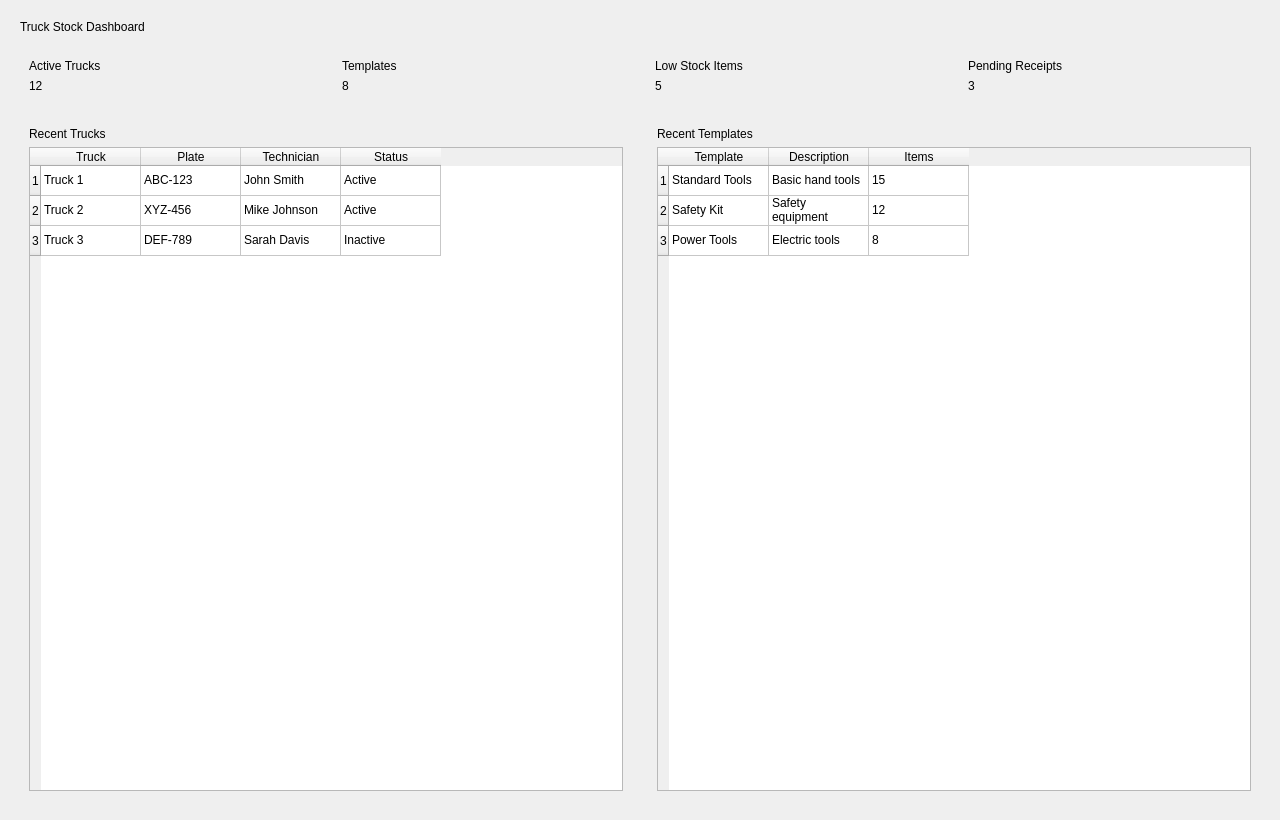
Felipeact/InventoryQtApp, file InventoryQtApp/TruckStockDashboardPage.ui: the form before one commit.
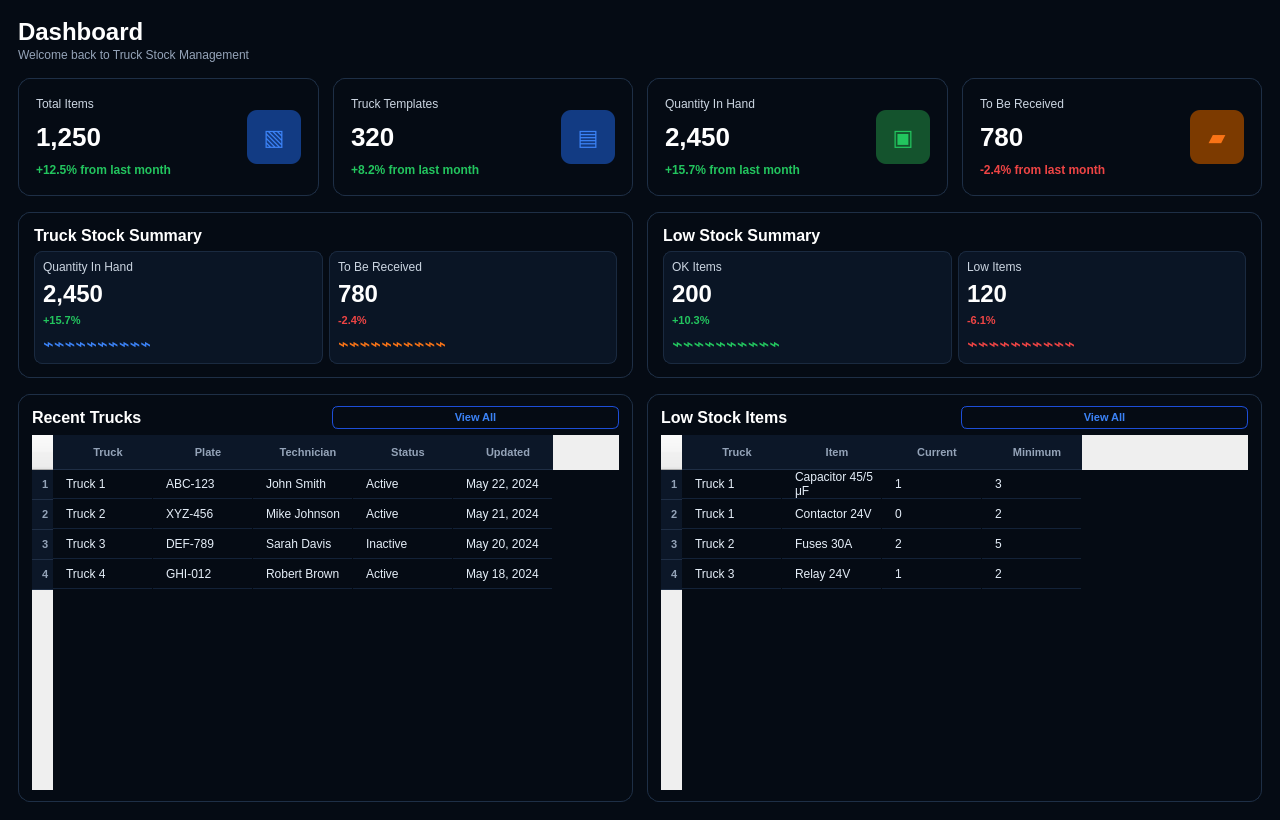
The form after the commit.

What changed in the file:
```diff
--- a/InventoryQtApp/TruckStockDashboardPage.ui
+++ b/InventoryQtApp/TruckStockDashboardPage.ui
@@ -1,466 +1,575 @@
 <?xml version="1.0" encoding="UTF-8"?>
 <ui version="4.0">
-	<class>TruckStockDashboardPageClass</class>
+ <class>TruckStockDashboardPageClass</class>
+ <widget class="QWidget" name="TruckStockDashboardPageClass">
+  <property name="geometry">
+   <rect>
+    <x>0</x>
+    <y>0</y>
+    <width>1280</width>
+    <height>820</height>
+   </rect>
+  </property>
+  <property name="windowTitle">
+   <string>Truck Stock Dashboard</string>
+  </property>
+  <property name="styleSheet">
+   <string notr="true">
+QWidget#TruckStockDashboardPageClass {
+    background-color: #050B14;
+    color: #FFFFFF;
+    font-family: "Segoe UI";
+}
 
-	<widget class="QWidget" name="TruckStockDashboardPageClass">
+QLabel {
+    background: transparent;
+    color: #FFFFFF;
+}
 
-		<property name="geometry">
-			<rect>
-				<x>0</x>
-				<y>0</y>
-				<width>1280</width>
-				<height>820</height>
-			</rect>
-		</property>
+QLabel#pageTitle {
+    font-size: 24px;
+    font-weight: 800;
+}
 
-		<property name="windowTitle">
-			<string>Truck Stock Dashboard</string>
-		</property>
+QLabel#subtitleLabel {
+    font-size: 12px;
+    color: #94A3B8;
+}
 
-		<layout class="QVBoxLayout" name="rootLayout">
+QWidget#metricCard1,
+QWidget#metricCard2,
+QWidget#metricCard3,
+QWidget#metricCard4,
+QWidget#itemSummaryCard,
+QWidget#assetSummaryCard,
+QWidget#recentItemsCard,
+QWidget#lowStockCard {
+    background: qlineargradient(
+        x1:0, y1:0, x2:1, y2:1,
+        stop:0 #0B1626,
+        stop:1 #091322
+    );
+    border: 1px solid #1E2F46;
+    border-radius: 12px;
+}
 
-			<property name="leftMargin">
-				<number>20</number>
-			</property>
+QLabel#metricTitle1,
+QLabel#metricTitle2,
+QLabel#metricTitle3,
+QLabel#metricTitle4 {
+    font-size: 12px;
+    color: #CBD5E1;
+}
 
-			<property name="topMargin">
-				<number>20</number>
-			</property>
+QLabel#metricValue1,
+QLabel#metricValue2,
+QLabel#metricValue3,
+QLabel#metricValue4 {
+    font-size: 26px;
+    font-weight: 800;
+    color: #FFFFFF;
+}
 
-			<property name="rightMargin">
-				<number>20</number>
-			</property>
+QLabel#positiveLabel1,
+QLabel#positiveLabel2,
+QLabel#positiveLabel3 {
+    font-size: 12px;
+    color: #22C55E;
+    font-weight: 700;
+}
 
-			<property name="bottomMargin">
-				<number>20</number>
-			</property>
+QLabel#negativeLabel1 {
+    font-size: 12px;
+    color: #EF4444;
+    font-weight: 700;
+}
 
-			<property name="spacing">
-				<number>16</number>
-			</property>
+QLabel#cardTitle1,
+QLabel#cardTitle2,
+QLabel#cardTitle3,
+QLabel#cardTitle4 {
+    font-size: 16px;
+    font-weight: 800;
+}
 
-			<!-- TITLE -->
+QPushButton#viewAllItemsButton,
+QPushButton#viewAllLowStockButton {
+    background: transparent;
+    border: 1px solid #1D4ED8;
+    border-radius: 6px;
+    color: #3B82F6;
+    padding: 4px 10px;
+    font-size: 11px;
+    font-weight: 600;
+}
 
-			<item>
+QPushButton#viewAllItemsButton:hover,
+QPushButton#viewAllLowStockButton:hover {
+    background-color: #102A5C;
+}
 
-				<layout class="QHBoxLayout" name="titleLayout">
+QTableWidget {
+    background-color: transparent;
+    border: none;
+    color: #E5EEF8;
+    gridline-color: transparent;
+    outline: none;
+    font-size: 12px;
+}
 
-					<item>
-						<widget class="QLabel" name="pageTitle">
-							<property name="text">
-								<string>Truck Stock Dashboard</string>
-							</property>
-						</widget>
-					</item>
+QHeaderView::section {
+    background-color: #0C1728;
+    color: #94A3B8;
+    border: none;
+    border-bottom: 1px solid #1F2E45;
+    padding-left: 10px;
+    height: 34px;
+    font-size: 11px;
+    font-weight: 700;
+}
 
-					<item>
-						<spacer name="titleSpacer">
-							<property name="orientation">
-								<enum>Qt::Horizontal</enum>
-							</property>
-						</spacer>
-					</item>
+QTableWidget::item {
+    border-bottom: 1px solid #132238;
+    padding-left: 10px;
+    height: 34px;
+}
 
-				</layout>
+QTableWidget::item:selected {
+    background-color: #132238;
+}
 
-			</item>
+QWidget#blueIconBox,
+QWidget#blueIconBox2 {
+    background-color: #123B83;
+    border-radius: 10px;
+}
 
-			<!-- METRICS -->
+QWidget#greenIconBox {
+    background-color: #14532D;
+    border-radius: 10px;
+}
 
-			<item>
+QWidget#orangeIconBox {
+    background-color: #7C3A00;
+    border-radius: 10px;
+}
 
-				<layout class="QHBoxLayout" name="metricsLayout">
+QLabel#blueIconLabel,
+QLabel#blueIconLabel2,
+QLabel#greenIconLabel,
+QLabel#orangeIconLabel {
+    font-size: 22px;
+    font-weight: 800;
+}
 
-					<property name="spacing">
-						<number>12</number>
-					</property>
+QLabel#blueIconLabel,
+QLabel#blueIconLabel2 {
+    color: #3B82F6;
+}
 
-					<!-- CARD 1 -->
+QLabel#greenIconLabel {
+    color: #22C55E;
+}
 
-					<item>
+QLabel#orangeIconLabel {
+    color: #F97316;
+}
 
-						<widget class="QWidget" name="metricCard1">
+QWidget#miniSummaryBox1,
+QWidget#miniSummaryBox2,
+QWidget#miniSummaryBox3,
+QWidget#miniSummaryBox4 {
+    background-color: #0A1525;
+    border: 1px solid #1A2A40;
+    border-radius: 8px;
+}
 
-							<layout class="QVBoxLayout" name="metricCardLayout1">
+QLabel#summarySmallLabel1,
+QLabel#summarySmallLabel2,
+QLabel#summarySmallLabel3,
+QLabel#summarySmallLabel4 {
+    color: #CBD5E1;
+    font-size: 12px;
+}
 
-								<item>
-									<widget class="QLabel" name="metricLabel1">
-										<property name="text">
-											<string>Active Trucks</string>
-										</property>
-									</widget>
-								</item>
+QLabel#summaryValue1,
+QLabel#summaryValue2,
+QLabel#summaryValue3,
+QLabel#summaryValue4 {
+    color: #FFFFFF;
+    font-size: 24px;
+    font-weight: 800;
+}
 
-								<item>
-									<widget class="QLabel" name="metricValue1">
-										<property name="text">
-											<string>12</string>
-										</property>
-									</widget>
-								</item>
+QLabel#summaryPositive1,
+QLabel#summaryPositive2 {
+    color: #22C55E;
+    font-size: 11px;
+    font-weight: 700;
+}
 
-							</layout>
+QLabel#summaryNegative1,
+QLabel#summaryNegative2 {
+    color: #EF4444;
+    font-size: 11px;
+    font-weight: 700;
+}
 
-						</widget>
+QLabel#blueSparkline,
+QLabel#orangeSparkline,
+QLabel#greenSparkline,
+QLabel#redSparkline {
+    font-size: 18px;
+    font-weight: 700;
+}
 
-					</item>
+QLabel#blueSparkline {
+    color: #3B82F6;
+}
 
-					<!-- CARD 2 -->
+QLabel#orangeSparkline {
+    color: #F97316;
+}
 
-					<item>
+QLabel#greenSparkline {
+    color: #22C55E;
+}
 
-						<widget class="QWidget" name="metricCard2">
+QLabel#redSparkline {
+    color: #EF4444;
+}
+   </string>
+  </property>
 
-							<layout class="QVBoxLayout" name="metricCardLayout2">
+  <layout class="QVBoxLayout" name="rootLayout">
+   <property name="leftMargin"><number>18</number></property>
+   <property name="topMargin"><number>18</number></property>
+   <property name="rightMargin"><number>18</number></property>
+   <property name="bottomMargin"><number>18</number></property>
+   <property name="spacing"><number>16</number></property>
 
-								<item>
-									<widget class="QLabel" name="metricLabel2">
-										<property name="text">
-											<string>Templates</string>
-										</property>
-									</widget>
-								</item>
+   <item>
+    <layout class="QVBoxLayout" name="titleLayout">
+     <property name="spacing"><number>2</number></property>
+     <item>
+      <widget class="QLabel" name="pageTitle">
+       <property name="text"><string>Dashboard</string></property>
+      </widget>
+     </item>
+     <item>
+      <widget class="QLabel" name="subtitleLabel">
+       <property name="text"><string>Welcome back to Truck Stock Management</string></property>
+      </widget>
+     </item>
+    </layout>
+   </item>
 
-								<item>
-									<widget class="QLabel" name="metricValue2">
-										<property name="text">
-											<string>8</string>
-										</property>
-									</widget>
-								</item>
+   <item>
+    <layout class="QHBoxLayout" name="metricsLayout">
+     <property name="spacing"><number>14</number></property>
 
-							</layout>
+     <item>
+      <widget class="QWidget" name="metricCard1" native="true">
+       <property name="minimumSize"><size><width>0</width><height>118</height></size></property>
+       <layout class="QHBoxLayout" name="metricCardLayout1">
+        <property name="leftMargin"><number>18</number></property>
+        <property name="topMargin"><number>14</number></property>
+        <property name="rightMargin"><number>18</number></property>
+        <property name="bottomMargin"><number>14</number></property>
+        <item>
+         <layout class="QVBoxLayout" name="metricTextLayout1">
+          <item><widget class="QLabel" name="metricTitle1"><property name="text"><string>Total Items</string></property></widget></item>
+          <item><widget class="QLabel" name="metricValue1"><property name="text"><string>1,250</string></property></widget></item>
+          <item><widget class="QLabel" name="positiveLabel1"><property name="text"><string>+12.5% from last month</string></property></widget></item>
+         </layout>
+        </item>
+        <item>
+         <widget class="QWidget" name="blueIconBox" native="true">
+          <property name="minimumSize"><size><width>54</width><height>54</height></size></property>
+          <property name="maximumSize"><size><width>54</width><height>54</height></size></property>
+          <layout class="QVBoxLayout" name="blueIconLayout">
+           <item><widget class="QLabel" name="blueIconLabel"><property name="alignment"><set>Qt::AlignCenter</set></property><property name="text"><string>▧</string></property></widget></item>
+          </layout>
+         </widget>
+        </item>
+       </layout>
+      </widget>
+     </item>
 
-						</widget>
+     <item>
+      <widget class="QWidget" name="metricCard2" native="true">
+       <layout class="QHBoxLayout" name="metricCardLayout2">
+        <property name="leftMargin"><number>18</number></property>
+        <property name="topMargin"><number>14</number></property>
+        <property name="rightMargin"><number>18</number></property>
+        <property name="bottomMargin"><number>14</number></property>
+        <item>
+         <layout class="QVBoxLayout" name="metricTextLayout2">
+          <item><widget class="QLabel" name="metricTitle2"><property name="text"><string>Truck Templates</string></property></widget></item>
+          <item><widget class="QLabel" name="metricValue2"><property name="text"><string>320</string></property></widget></item>
+          <item><widget class="QLabel" name="positiveLabel2"><property name="text"><string>+8.2% from last month</string></property></widget></item>
+         </layout>
+        </item>
+        <item>
+         <widget class="QWidget" name="blueIconBox2" native="true">
+          <property name="minimumSize"><size><width>54</width><height>54</height></size></property>
+          <property name="maximumSize"><size><width>54</width><height>54</height></size></property>
+          <layout class="QVBoxLayout" name="blueIconLayout2">
+           <item><widget class="QLabel" name="blueIconLabel2"><property name="alignment"><set>Qt::AlignCenter</set></property><property name="text"><string>▤</string></property></widget></item>
+          </layout>
+         </widget>
+        </item>
+       </layout>
+      </widget>
+     </item>
 
-					</item>
+     <item>
+      <widget class="QWidget" name="metricCard3" native="true">
+       <layout class="QHBoxLayout" name="metricCardLayout3">
+        <property name="leftMargin"><number>18</number></property>
+        <property name="topMargin"><number>14</number></property>
+        <property name="rightMargin"><number>18</number></property>
+        <property name="bottomMargin"><number>14</number></property>
+        <item>
+         <layout class="QVBoxLayout" name="metricTextLayout3">
+          <item><widget class="QLabel" name="metricTitle3"><property name="text"><string>Quantity In Hand</string></property></widget></item>
+          <item><widget class="QLabel" name="metricValue3"><property name="text"><string>2,450</string></property></widget></item>
+          <item><widget class="QLabel" name="positiveLabel3"><property name="text"><string>+15.7% from last month</string></property></widget></item>
+         </layout>
+        </item>
+        <item>
+         <widget class="QWidget" name="greenIconBox" native="true">
+          <property name="minimumSize"><size><width>54</width><height>54</height></size></property>
+          <property name="maximumSize"><size><width>54</width><height>54</height></size></property>
+          <layout class="QVBoxLayout" name="greenIconLayout">
+           <item><widget class="QLabel" name="greenIconLabel"><property name="alignment"><set>Qt::AlignCenter</set></property><property name="text"><string>▣</string></property></widget></item>
+          </layout>
+         </widget>
+        </item>
+       </layout>
+      </widget>
+     </item>
 
-					<!-- CARD 3 -->
+     <item>
+      <widget class="QWidget" name="metricCard4" native="true">
+       <layout class="QHBoxLayout" name="metricCardLayout4">
+        <property name="leftMargin"><number>18</number></property>
+        <property name="topMargin"><number>14</number></property>
+        <property name="rightMargin"><number>18</number></property>
+        <property name="bottomMargin"><number>14</number></property>
+        <item>
+         <layout class="QVBoxLayout" name="metricTextLayout4">
+          <item><widget class="QLabel" name="metricTitle4"><property name="text"><string>To Be Received</string></property></widget></item>
+          <item><widget class="QLabel" name="metricValue4"><property name="text"><string>780</string></property></widget></item>
+          <item><widget class="QLabel" name="negativeLabel1"><property name="text"><string>-2.4% from last month</string></property></widget></item>
+         </layout>
+        </item>
+        <item>
+         <widget class="QWidget" name="orangeIconBox" native="true">
+          <property name="minimumSize"><size><width>54</width><height>54</height></size></property>
+          <property name="maximumSize"><size><width>54</width><height>54</height></size></property>
+          <layout class="QVBoxLayout" name="orangeIconLayout">
+           <item><widget class="QLabel" name="orangeIconLabel"><property name="alignment"><set>Qt::AlignCenter</set></property><property name="text"><string>▰</string></property></widget></item>
+          </layout>
+         </widget>
+        </item>
+       </layout>
+      </widget>
+     </item>
+    </layout>
+   </item>
 
-					<item>
+   <item>
+    <layout class="QHBoxLayout" name="summaryLayout">
+     <property name="spacing"><number>14</number></property>
 
-						<widget class="QWidget" name="metricCard3">
+     <item>
+      <widget class="QWidget" name="itemSummaryCard" native="true">
+       <layout class="QVBoxLayout" name="itemSummaryLayout">
+        <property name="leftMargin"><number>16</number></property>
+        <property name="topMargin"><number>14</number></property>
+        <property name="rightMargin"><number>16</number></property>
+        <property name="bottomMargin"><number>14</number></property>
+        <item><widget class="QLabel" name="cardTitle1"><property name="text"><string>Truck Stock Summary</string></property></widget></item>
+        <item>
+         <layout class="QHBoxLayout" name="itemSummaryInnerLayout">
+          <item>
+           <widget class="QWidget" name="miniSummaryBox1" native="true">
+            <layout class="QVBoxLayout" name="miniSummaryLayout1">
+             <item><widget class="QLabel" name="summarySmallLabel1"><property name="text"><string>Quantity In Hand</string></property></widget></item>
+             <item><widget class="QLabel" name="summaryValue1"><property name="text"><string>2,450</string></property></widget></item>
+             <item><widget class="QLabel" name="summaryPositive1"><property name="text"><string>+15.7%</string></property></widget></item>
+             <item><widget class="QLabel" name="blueSparkline"><property name="text"><string>⌁⌁⌁⌁⌁⌁⌁⌁⌁⌁</string></property></widget></item>
+            </layout>
+           </widget>
+          </item>
+          <item>
+           <widget class="QWidget" name="miniSummaryBox2" native="true">
+            <layout class="QVBoxLayout" name="miniSummaryLayout2">
+             <item><widget class="QLabel" name="summarySmallLabel2"><property name="text"><string>To Be Received</string></property></widget></item>
+             <item><widget class="QLabel" name="summaryValue2"><property name="text"><string>780</string></property></widget></item>
+             <item><widget class="QLabel" name="summaryNegative1"><property name="text"><string>-2.4%</string></property></widget></item>
+             <item><widget class="QLabel" name="orangeSparkline"><property name="text"><string>⌁⌁⌁⌁⌁⌁⌁⌁⌁⌁</string></property></widget></item>
+            </layout>
+           </widget>
+          </item>
+         </layout>
+        </item>
+       </layout>
+      </widget>
+     </item>
 
-							<layout class="QVBoxLayout" name="metricCardLayout3">
+     <item>
+      <widget class="QWidget" name="assetSummaryCard" native="true">
+       <layout class="QVBoxLayout" name="assetSummaryLayout">
+        <property name="leftMargin"><number>16</number></property>
+        <property name="topMargin"><number>14</number></property>
+        <property name="rightMargin"><number>16</number></property>
+        <property name="bottomMargin"><number>14</number></property>
+        <item><widget class="QLabel" name="cardTitle2"><property name="text"><string>Low Stock Summary</string></property></widget></item>
+        <item>
+         <layout class="QHBoxLayout" name="assetSummaryInnerLayout">
+          <item>
+           <widget class="QWidget" name="miniSummaryBox3" native="true">
+            <layout class="QVBoxLayout" name="miniSummaryLayout3">
+             <item><widget class="QLabel" name="summarySmallLabel3"><property name="text"><string>OK Items</string></property></widget></item>
+             <item><widget class="QLabel" name="summaryValue3"><property name="text"><string>200</string></property></widget></item>
+             <item><widget class="QLabel" name="summaryPositive2"><property name="text"><string>+10.3%</string></property></widget></item>
+             <item><widget class="QLabel" name="greenSparkline"><property name="text"><string>⌁⌁⌁⌁⌁⌁⌁⌁⌁⌁</string></property></widget></item>
+            </layout>
+           </widget>
+          </item>
+          <item>
+           <widget class="QWidget" name="miniSummaryBox4" native="true">
+            <layout class="QVBoxLayout" name="miniSummaryLayout4">
+             <item><widget class="QLabel" name="summarySmallLabel4"><property name="text"><string>Low Items</string></property></widget></item>
+             <item><widget class="QLabel" name="summaryValue4"><property name="text"><string>120</string></property></widget></item>
+             <item><widget class="QLabel" name="summaryNegative2"><property name="text"><string>-6.1%</string></property></widget></item>
+             <item><widget class="QLabel" name="redSparkline"><property name="text"><string>⌁⌁⌁⌁⌁⌁⌁⌁⌁⌁</string></property></widget></item>
+            </layout>
+           </widget>
+          </item>
+         </layout>
+        </item>
+       </layout>
+      </widget>
+     </item>
+    </layout>
+   </item>
 
-								<item>
-									<widget class="QLabel" name="metricLabel3">
-										<property name="text">
-											<string>Low Stock Items</string>
-										</property>
-									</widget>
-								</item>
+   <item>
+    <layout class="QHBoxLayout" name="tablesLayout">
+     <property name="spacing"><number>14</number></property>
 
-								<item>
-									<widget class="QLabel" name="metricValue3">
-										<property name="text">
-											<string>5</string>
-										</property>
-									</widget>
-								</item>
+     <item>
+      <widget class="QWidget" name="recentItemsCard" native="true">
+       <layout class="QVBoxLayout" name="recentItemsLayout">
+        <property name="leftMargin"><number>14</number></property>
+        <property name="topMargin"><number>12</number></property>
+        <property name="rightMargin"><number>14</number></property>
+        <property name="bottomMargin"><number>12</number></property>
 
-							</layout>
+        <item>
+         <layout class="QHBoxLayout" name="recentItemsHeaderLayout">
+          <item><widget class="QLabel" name="cardTitle3"><property name="text"><string>Recent Trucks</string></property></widget></item>
+          <item><spacer name="recentItemsHeaderSpacer"><property name="orientation"><enum>Qt::Horizontal</enum></property></spacer></item>
+          <item><widget class="QPushButton" name="viewAllItemsButton"><property name="text"><string>View All</string></property></widget></item>
+         </layout>
+        </item>
 
-						</widget>
+        <item>
+         <widget class="QTableWidget" name="recentTrucksTable">
+          <property name="columnCount"><number>5</number></property>
+          <property name="rowCount"><number>4</number></property>
+          <column><property name="text"><string>Truck</string></property></column>
+          <column><property name="text"><string>Plate</string></property></column>
+          <column><property name="text"><string>Technician</string></property></column>
+          <column><property name="text"><string>Status</string></property></column>
+          <column><property name="text"><string>Updated</string></property></column>
 
-					</item>
+          <item row="0" column="0"><property name="text"><string>Truck 1</string></property></item>
+          <item row="0" column="1"><property name="text"><string>ABC-123</string></property></item>
+          <item row="0" column="2"><property name="text"><string>John Smith</string></property></item>
+          <item row="0" column="3"><property name="text"><string>Active</string></property></item>
+          <item row="0" column="4"><property name="text"><string>May 22, 2024</string></property></item>
 
-					<!-- CARD 4 -->
+          <item row="1" column="0"><property name="text"><string>Truck 2</string></property></item>
+          <item row="1" column="1"><property name="text"><string>XYZ-456</string></property></item>
+          <item row="1" column="2"><property name="text"><string>Mike Johnson</string></property></item>
+          <item row="1" column="3"><property name="text"><string>Active</string></property></item>
+          <item row="1" column="4"><property name="text"><string>May 21, 2024</string></property></item>
 
-					<item>
+          <item row="2" column="0"><property name="text"><string>Truck 3</string></property></item>
+          <item row="2" column="1"><property name="text"><string>DEF-789</string></property></item>
+          <item row="2" column="2"><property name="text"><string>Sarah Davis</string></property></item>
+          <item row="2" column="3"><property name="text"><string>Inactive</string></property></item>
+          <item row="2" column="4"><property name="text"><string>May 20, 2024</string></property></item>
 
-						<widget class="QWidget" name="metricCard4">
+          <item row="3" column="0"><property name="text"><string>Truck 4</string></property></item>
+          <item row="3" column="1"><property name="text"><string>GHI-012</string></property></item>
+          <item row="3" column="2"><property name="text"><string>Robert Brown</string></property></item>
+          <item row="3" column="3"><property name="text"><string>Active</string></property></item>
+          <item row="3" column="4"><property name="text"><string>May 18, 2024</string></property></item>
+         </widget>
+        </item>
+       </layout>
+      </widget>
+     </item>
 
-							<layout class="QVBoxLayout" name="metricCardLayout4">
+     <item>
+      <widget class="QWidget" name="lowStockCard" native="true">
+       <layout class="QVBoxLayout" name="lowStockLayout">
+        <property name="leftMargin"><number>14</number></property>
+        <property name="topMargin"><number>12</number></property>
+        <property name="rightMargin"><number>14</number></property>
+        <property name="bottomMargin"><number>12</number></property>
 
-								<item>
-									<widget class="QLabel" name="metricLabel4">
-										<property name="text">
-											<string>Pending Receipts</string>
-										</property>
-									</widget>
-								</item>
+        <item>
+         <layout class="QHBoxLayout" name="lowStockHeaderLayout">
+          <item><widget class="QLabel" name="cardTitle4"><property name="text"><string>Low Stock Items</string></property></widget></item>
+          <item><spacer name="lowStockHeaderSpacer"><property name="orientation"><enum>Qt::Horizontal</enum></property></spacer></item>
+          <item><widget class="QPushButton" name="viewAllLowStockButton"><property name="text"><string>View All</string></property></widget></item>
+         </layout>
+        </item>
 
-								<item>
-									<widget class="QLabel" name="metricValue4">
-										<property name="text">
-											<string>3</string>
-										</property>
-									</widget>
-								</item>
+        <item>
+         <widget class="QTableWidget" name="lowStockTable">
+          <property name="columnCount"><number>4</number></property>
+          <property name="rowCount"><number>4</number></property>
+          <column><property name="text"><string>Truck</string></property></column>
+          <column><property name="text"><string>Item</string></property></column>
+          <column><property name="text"><string>Current</string></property></column>
+          <column><property name="text"><string>Minimum</string></property></column>
 
-							</layout>
+          <item row="0" column="0"><property name="text"><string>Truck 1</string></property></item>
+          <item row="0" column="1"><property name="text"><string>Capacitor 45/5 μF</string></property></item>
+          <item row="0" column="2"><property name="text"><string>1</string></property></item>
+          <item row="0" column="3"><property name="text"><string>3</string></property></item>
 
-						</widget>
+          <item row="1" column="0"><property name="text"><string>Truck 1</string></property></item>
+          <item row="1" column="1"><property name="text"><string>Contactor 24V</string></property></item>
+          <item row="1" column="2"><property name="text"><string>0</string></property></item>
+          <item row="1" column="3"><property name="text"><string>2</string></property></item>
 
-					</item>
+          <item row="2" column="0"><property name="text"><string>Truck 2</string></property></item>
+          <item row="2" column="1"><property name="text"><string>Fuses 30A</string></property></item>
+          <item row="2" column="2"><property name="text"><string>2</string></property></item>
+          <item row="2" column="3"><property name="text"><string>5</string></property></item>
 
-				</layout>
+          <item row="3" column="0"><property name="text"><string>Truck 3</string></property></item>
+          <item row="3" column="1"><property name="text"><string>Relay 24V</string></property></item>
+          <item row="3" column="2"><property name="text"><string>1</string></property></item>
+          <item row="3" column="3"><property name="text"><string>2</string></property></item>
+         </widget>
+        </item>
+       </layout>
+      </widget>
+     </item>
+    </layout>
+   </item>
 
-			</item>
-
-			<!-- CONTENT -->
-
-			<item>
-
-				<layout class="QHBoxLayout" name="contentLayout">
-
-					<property name="spacing">
-						<number>16</number>
-					</property>
-
-					<!-- TRUCKS TABLE -->
-
-					<item>
-
-						<widget class="QWidget" name="trucksCard">
-
-							<layout class="QVBoxLayout" name="trucksCardLayout">
-
-								<item>
-									<widget class="QLabel" name="trucksTitle">
-										<property name="text">
-											<string>Recent Trucks</string>
-										</property>
-									</widget>
-								</item>
-
-								<item>
-
-									<widget class="QTableWidget" name="trucksPreviewTable">
-
-										<property name="columnCount">
-											<number>4</number>
-										</property>
-
-										<property name="rowCount">
-											<number>3</number>
-										</property>
-
-										<column>
-											<property name="text">
-												<string>Truck</string>
-											</property>
-										</column>
-
-										<column>
-											<property name="text">
-												<string>Plate</string>
-											</property>
-										</column>
-
-										<column>
-											<property name="text">
-												<string>Technician</string>
-											</property>
-										</column>
-
-										<column>
-											<property name="text">
-												<string>Status</string>
-											</property>
-										</column>
-
-										<item row="0" column="0">
-											<property name="text">
-												<string>Truck 1</string>
-											</property>
-										</item>
-
-										<item row="0" column="1">
-											<property name="text">
-												<string>ABC-123</string>
-											</property>
-										</item>
-
-										<item row="0" column="2">
-											<property name="text">
-												<string>John Smith</string>
-											</property>
-										</item>
-
-										<item row="0" column="3">
-											<property name="text">
-												<string>Active</string>
-											</property>
-										</item>
-
-										<item row="1" column="0">
-											<property name="text">
-												<string>Truck 2</string>
-											</property>
-										</item>
-
-										<item row="1" column="1">
-											<property name="text">
-												<string>XYZ-456</string>
-											</property>
-										</item>
-
-										<item row="1" column="2">
-											<property name="text">
-												<string>Mike Johnson</string>
-											</property>
-										</item>
-
-										<item row="1" column="3">
-											<property name="text">
-												<string>Active</string>
-											</property>
-										</item>
-
-										<item row="2" column="0">
-											<property name="text">
-												<string>Truck 3</string>
-											</property>
-										</item>
-
-										<item row="2" column="1">
-											<property name="text">
-												<string>DEF-789</string>
-											</property>
-										</item>
-
-										<item row="2" column="2">
-											<property name="text">
-												<string>Sarah Davis</string>
-											</property>
-										</item>
-
-										<item row="2" column="3">
-											<property name="text">
-												<string>Inactive</string>
-											</property>
-										</item>
-
-									</widget>
-
-								</item>
-
-							</layout>
-
-						</widget>
-
-					</item>
-
-					<!-- TEMPLATE TABLE -->
-
-					<item>
-
-						<widget class="QWidget" name="templatesCard">
-
-							<layout class="QVBoxLayout" name="templatesCardLayout">
-
-								<item>
-									<widget class="QLabel" name="templatesTitle">
-										<property name="text">
-											<string>Recent Templates</string>
-										</property>
-									</widget>
-								</item>
-
-								<item>
-
-									<widget class="QTableWidget" name="templatesPreviewTable">
-
-										<property name="columnCount">
-											<number>3</number>
-										</property>
-
-										<property name="rowCount">
-											<number>3</number>
-										</property>
-
-										<column>
-											<property name="text">
-												<string>Template</string>
-											</property>
-										</column>
-
-										<column>
-											<property name="text">
-												<string>Description</string>
-											</property>
-										</column>
-
-										<column>
-											<property name="text">
-												<string>Items</string>
-											</property>
-										</column>
-
-										<item row="0" column="0">
-											<property name="text">
-												<string>Standard Tools</string>
-											</property>
-										</item>
-
-										<item row="0" column="1">
-											<property name="text">
-												<string>Basic hand tools</string>
-											</property>
-										</item>
-
-										<item row="0" column="2">
-											<property name="text">
-												<string>15</string>
-											</property>
-										</item>
-
-										<item row="1" column="0">
-											<property name="text">
-												<string>Safety Kit</string>
-											</property>
-										</item>
-
-										<item row="1" column="1">
-											<property name="text">
-												<string>Safety equipment</string>
-											</property>
-										</item>
-
-										<item row="1" column="2">
-											<property name="text">
-												<string>12</string>
-											</property>
-										</item>
-
-										<item row="2" column="0">
-											<property name="text">
-												<string>Power Tools</string>
-											</property>
-										</item>
-
-										<item row="2" column="1">
-											<property name="text">
-												<string>Electric tools</string>
-											</property>
-										</item>
-
-										<item row="2" column="2">
-											<property name="text">
-												<string>8</string>
-											</property>
-										</item>
-
-									</widget>
-
-								</item>
-
-							</layout>
-
-						</widget>
-
-					</item>
-
-				</layout>
-
-			</item>
-
-		</layout>
-
-	</widget>
-
-	<resources/>
-	<connections/>
+  </layout>
+ </widget>
+ <resources/>
+ <connections/>
 </ui>
```
